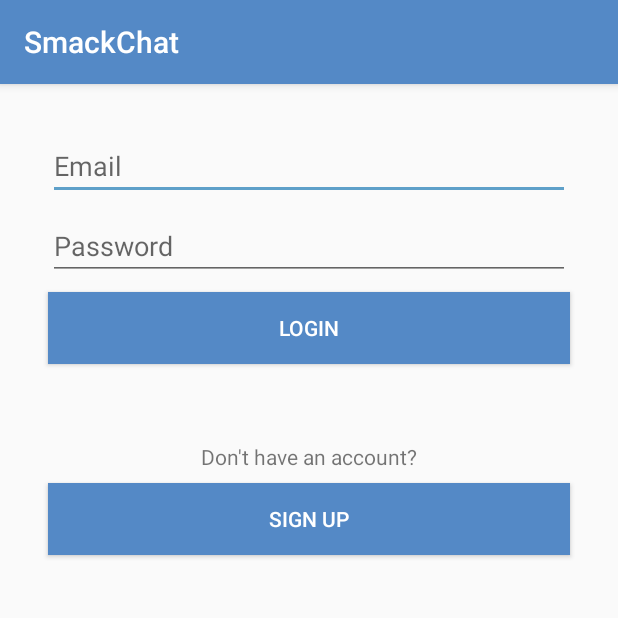
After one commit to pawanman56/smack-chat-app, an Android app: the LoginActivity screen opened directly, with no data from a screen before it, on a phone screen of 412 x 824 dp, the top half of it. The commit adds this screen. Run offline under Robolectric (Android 15) with nearby library versions, the phone set to English and light mode, and no system bars.

Commit message:
Login activity added

```diff
--- a/app/build.gradle
+++ b/app/build.gradle
@@ -25,7 +25,7 @@ android {
 
 dependencies {
     implementation fileTree(dir: 'libs', include: ['*.jar'])
-    implementation"org.jetbrains.kotlin:kotlin-stdlib-jdk7:$kotlin_version"
+    implementation "org.jetbrains.kotlin:kotlin-stdlib-jdk7:$kotlin_version"
     implementation 'androidx.appcompat:appcompat:1.0.2'
     implementation 'androidx.core:core-ktx:1.0.2'
     implementation 'com.google.android.material:material:1.0.0'
--- a/app/src/main/AndroidManifest.xml
+++ b/app/src/main/AndroidManifest.xml
@@ -8,6 +8,7 @@
         android:label="@string/app_name"
         android:supportsRtl="true"
         android:theme="@style/AppTheme">
+        <activity android:name=".LoginActivity"></activity>
         <activity
             android:name=".MainActivity"
             android:label="@string/app_name"
--- /dev/null
+++ b/app/src/main/java/pawan/example/smackchat/LoginActivity.kt
@@ -0,0 +1,21 @@
+package pawan.example.smackchat
+
+import androidx.appcompat.app.AppCompatActivity
+import android.os.Bundle
+import android.view.View
+
+class LoginActivity : AppCompatActivity() {
+
+    override fun onCreate(savedInstanceState: Bundle?) {
+        super.onCreate(savedInstanceState)
+        setContentView(R.layout.activity_login)
+    }
+
+    fun loginLoginBtnClicked(view: View) {
+
+    }
+
+    fun loginCreateUserBtnClicked(view: View) {
+
+    }
+}
--- a/app/src/main/java/pawan/example/smackchat/MainActivity.kt
+++ b/app/src/main/java/pawan/example/smackchat/MainActivity.kt
@@ -1,5 +1,6 @@
 package pawan.example.smackchat
 
+import android.content.Intent
 import android.os.Bundle
 import androidx.navigation.findNavController
 import androidx.navigation.ui.AppBarConfiguration
@@ -42,8 +43,9 @@ class MainActivity : AppCompatActivity() {
         return navController.navigateUp(appBarConfiguration) || super.onSupportNavigateUp()
     }
 
-    /*fun loginBtnNavClicked(view: View) {
-
+    fun loginBtnNavClicked(view: View) {
+        val loginIntent = Intent(this, LoginActivity::class.java)
+        startActivity(loginIntent)
     }
 
     fun addChannelClicked(view: View) {
@@ -52,5 +54,5 @@ class MainActivity : AppCompatActivity() {
 
     fun sendMessageBtnClicked(view: View) {
 
-    }*/
+    }
 }
--- /dev/null
+++ b/app/src/main/res/layout/activity_login.xml
@@ -0,0 +1,76 @@
+<?xml version="1.0" encoding="utf-8"?>
+<androidx.constraintlayout.widget.ConstraintLayout xmlns:android="http://schemas.android.com/apk/res/android"
+    xmlns:app="http://schemas.android.com/apk/res-auto"
+    xmlns:tools="http://schemas.android.com/tools"
+    android:layout_width="match_parent"
+    android:layout_height="match_parent"
+    tools:context=".LoginActivity">
+
+    <EditText
+        android:id="@+id/loginEmailText"
+        android:layout_width="0dp"
+        android:layout_height="wrap_content"
+        android:layout_marginStart="32dp"
+        android:layout_marginTop="32dp"
+        android:layout_marginEnd="32dp"
+        android:ems="10"
+        android:hint="Email"
+        android:inputType="textPersonName"
+        app:layout_constraintEnd_toEndOf="parent"
+        app:layout_constraintStart_toStartOf="parent"
+        app:layout_constraintTop_toTopOf="parent" />
+
+    <EditText
+        android:id="@+id/loginPasswordText"
+        android:layout_width="0dp"
+        android:layout_height="wrap_content"
+        android:layout_marginStart="32dp"
+        android:layout_marginTop="8dp"
+        android:layout_marginEnd="32dp"
+        android:ems="10"
+        android:hint="Password"
+        android:inputType="textPassword"
+        app:layout_constraintEnd_toEndOf="parent"
+        app:layout_constraintStart_toStartOf="parent"
+        app:layout_constraintTop_toBottomOf="@+id/loginEmailText" />
+
+    <Button
+        android:id="@+id/loginLoginBtn"
+        android:layout_width="0dp"
+        android:layout_height="wrap_content"
+        android:layout_marginStart="32dp"
+        android:layout_marginTop="8dp"
+        android:layout_marginEnd="32dp"
+        android:background="@color/colorPrimary"
+        android:onClick="loginLoginBtnClicked"
+        android:text="Login"
+        android:textColor="@android:color/white"
+        app:layout_constraintEnd_toEndOf="parent"
+        app:layout_constraintStart_toStartOf="parent"
+        app:layout_constraintTop_toBottomOf="@+id/loginPasswordText" />
+
+    <TextView
+        android:id="@+id/textView"
+        android:layout_width="wrap_content"
+        android:layout_height="wrap_content"
+        android:layout_marginTop="52dp"
+        android:text="Don't have an account?"
+        app:layout_constraintEnd_toEndOf="parent"
+        app:layout_constraintStart_toStartOf="parent"
+        app:layout_constraintTop_toBottomOf="@+id/loginLoginBtn" />
+
+    <Button
+        android:id="@+id/loginCreateUserBtn"
+        android:layout_width="0dp"
+        android:layout_height="wrap_content"
+        android:layout_marginStart="32dp"
+        android:layout_marginTop="8dp"
+        android:layout_marginEnd="32dp"
+        android:background="@color/colorPrimary"
+        android:onClick="loginCreateUserBtnClicked"
+        android:text="Sign up"
+        android:textColor="@android:color/white"
+        app:layout_constraintEnd_toEndOf="parent"
+        app:layout_constraintStart_toStartOf="parent"
+        app:layout_constraintTop_toBottomOf="@+id/textView" />
+</androidx.constraintlayout.widget.ConstraintLayout>
```
